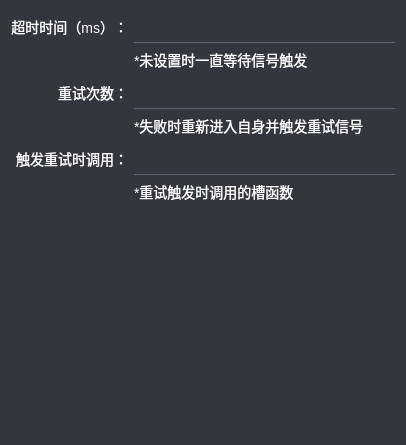
Above: tool/subpage/configeventstate.ui from daonvshu/qtaskmachine before the change. Below: the same form after it.
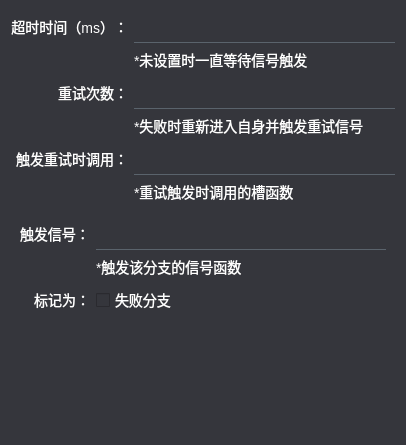
That is the form after the change.

Patch:
```diff
--- a/tool/subpage/configeventstate.ui
+++ b/tool/subpage/configeventstate.ui
@@ -37,7 +37,20 @@
   </property>
   <layout class="QVBoxLayout" name="verticalLayout">
    <item>
+    <widget class="QWidget" name="item_config_box" native="true">
     <layout class="QGridLayout" name="gridLayout">
+      <property name="leftMargin">
+       <number>0</number>
+      </property>
+      <property name="topMargin">
+       <number>0</number>
+      </property>
+      <property name="rightMargin">
+       <number>0</number>
+      </property>
+      <property name="bottomMargin">
+       <number>0</number>
+      </property>
      <item row="4" column="1">
       <widget class="QLineEdit" name="input_retry_signal_func">
        <property name="minimumSize">
@@ -144,6 +157,66 @@
       </widget>
      </item>
     </layout>
+    </widget>
+   </item>
+   <item>
+    <widget class="QWidget" name="line_config_box" native="true">
+     <layout class="QGridLayout" name="gridLayout_2">
+      <item row="0" column="0">
+       <widget class="QLabel" name="label_7">
+        <property name="text">
+         <string>触发信号：</string>
+        </property>
+       </widget>
+      </item>
+      <item row="0" column="1">
+       <widget class="QLineEdit" name="input_trigger_func">
+        <property name="minimumSize">
+         <size>
+          <width>0</width>
+          <height>32</height>
+         </size>
+        </property>
+        <property name="focusPolicy">
+         <enum>Qt::ClickFocus</enum>
+        </property>
+       </widget>
+      </item>
+      <item row="1" column="1">
+       <widget class="QLabel" name="label_8">
+        <property name="text">
+         <string>*触发该分支的信号函数</string>
+        </property>
+        <property name="mstyle" stdset="0">
+         <string>hint</string>
+        </property>
+       </widget>
+      </item>
+      <item row="2" column="1">
+       <widget class="QCheckBox" name="check_fail_branch">
+        <property name="minimumSize">
+         <size>
+          <width>0</width>
+          <height>32</height>
+         </size>
+        </property>
+        <property name="text">
+         <string>失败分支</string>
+        </property>
+       </widget>
+      </item>
+      <item row="2" column="0">
+       <widget class="QLabel" name="label_9">
+        <property name="text">
+         <string>标记为：</string>
+        </property>
+        <property name="alignment">
+         <set>Qt::AlignRight|Qt::AlignTrailing|Qt::AlignVCenter</set>
+        </property>
+       </widget>
+      </item>
+     </layout>
+    </widget>
    </item>
    <item>
     <spacer name="verticalSpacer">
```
Lines whose indentation alone changed are shown as unchanged.
